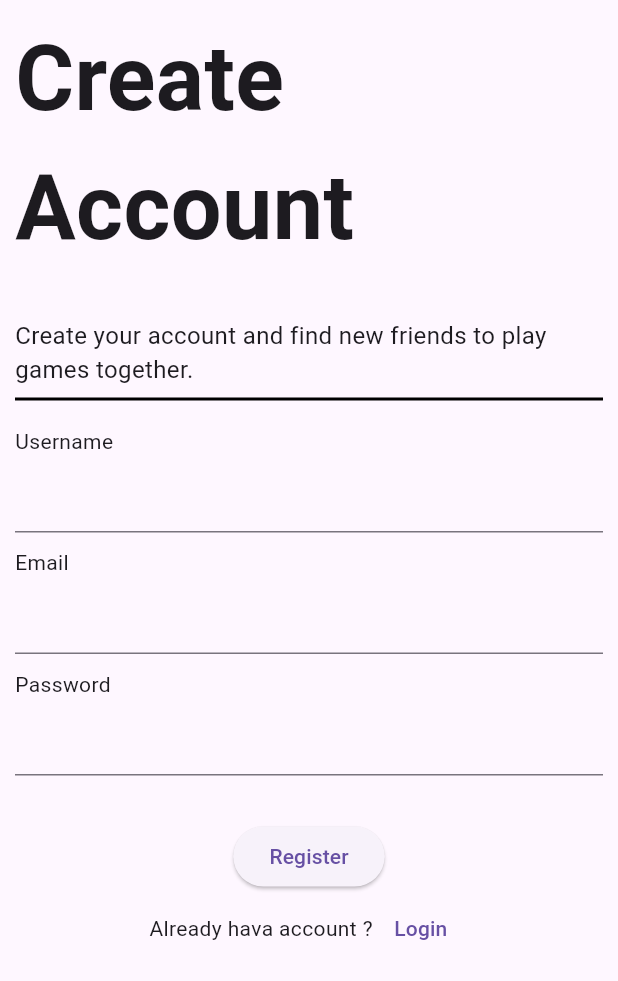
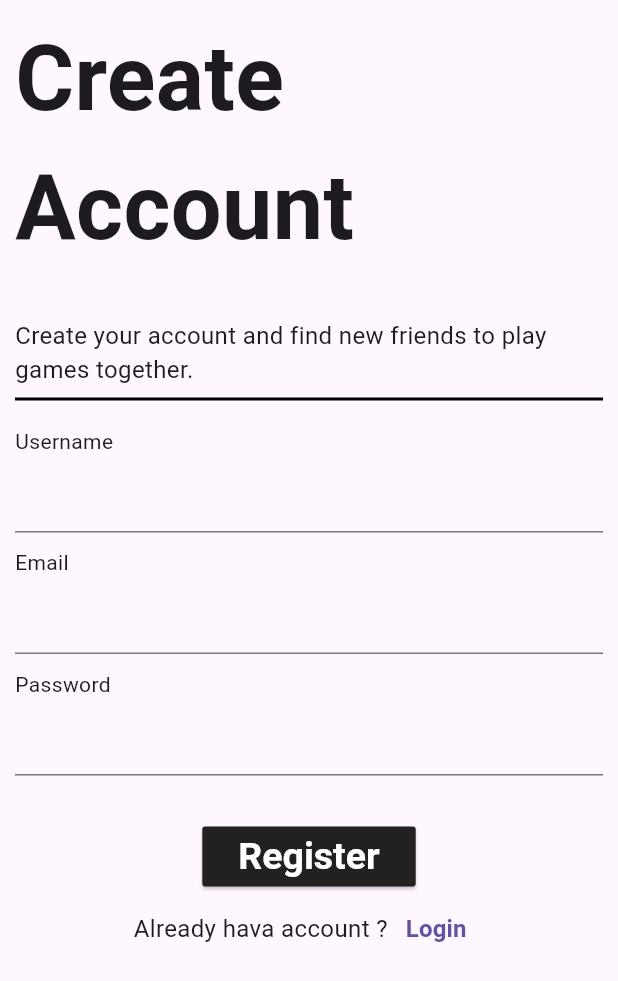
Before and after one commit to Ohlavrac/player2, a Flutter app: the screen it shows after launch, after a tap on "Register", on a phone screen of 412 x 824 dp. Shown: the top 981 px of the screen. Run offline on Flutter 3.47's test engine with Material 3 defaults, Android fonts, the phone set to English and light mode, and no system bars; our stand-ins replace cloud_firestore, firebase_auth, firebase_core; accounts and stored records are empty; generated files the repository leaves out were written again.

Commit message:
feat: add new route to register page 2 and add route navigation on register page 01

```diff
--- a/lib/app_widget.dart
+++ b/lib/app_widget.dart
@@ -1,6 +1,7 @@
 import 'package:flutter/material.dart';
 import 'package:player2/domain/repositories/auth_repository.dart';
 import 'package:player2/presentation/ui/register/register_page.dart';
+import 'package:player2/presentation/ui/register/register_page_2.dart';
 import 'package:provider/provider.dart';
 
 import 'presentation/providers/user_provider.dart';
@@ -17,13 +18,14 @@ class AppWidget extends StatelessWidget {
     return MultiProvider(
       providers: [
         Provider.value(value: authRepository),
-        ChangeNotifierProvider(create: (context) => UserProvider(),)
+        ChangeNotifierProvider(create: (context) => UserProvider(),),
       ],
       child: MaterialApp(
         initialRoute: "/register",
         routes: {
           "/": (context) => MainScreen(),
-          "/register": (context) => RegisterPage()
+          "/register": (context) => RegisterPage(),
+          "/register/informations": (context) => RegisterPage2()
         },
       ),
     );
--- a/lib/presentation/ui/register/register_content_01.dart
+++ b/lib/presentation/ui/register/register_content_01.dart
@@ -123,21 +123,28 @@ class _RegisterContent01State extends State<RegisterContent01> {
                   if (context.read<UserProvider>().usernameStatus == UsernameStatus.valid &&
                       context.read<UserProvider>().emailStatus == EmailStatus.valid &&
                       context.read<UserProvider>().passwordStatus == PasswordStatus.valid) {
-                    print("TUDO OK");
-                    print("${context.read<UserProvider>().getusername} | ${context.read<UserProvider>().getemail} | ${context.read<UserProvider>().getpassword}");
+                    Navigator.pushNamed(context, "/register/informations");
                   } else {
                     print("PERA LA CAMARAD");
                     print("${context.read<UserProvider>().getusername} | ${context.read<UserProvider>().getemail} | ${context.read<UserProvider>().getpassword}");
                   }
                 },
-                child: Text("Register")
+                style: ElevatedButton.styleFrom(
+                  elevation: 1,
+                  backgroundColor: Color(0xff23211F),
+                  shape: RoundedRectangleBorder(
+                    borderRadius: BorderRadius.circular(2)
+                  ),
+                  textStyle: TextStyle(fontSize: 25, fontWeight: FontWeight.bold, color: Colors.black)
+                ),
+                child: Text("Register", style: TextStyle(color: Colors.white),)
               )
             ),
             Row(
               mainAxisAlignment: MainAxisAlignment.center,
               children: [
-                Text("Already hava account ?"),
-                TextButton(onPressed: () {}, child: Text("Login"))
+                Text("Already hava account ?", style: TextStyle(fontSize: 16),),
+                TextButton(onPressed: () {}, child: Text("Login", style: TextStyle(fontWeight: FontWeight.bold, fontSize: 16),))
               ],
             ),
           ]
```
